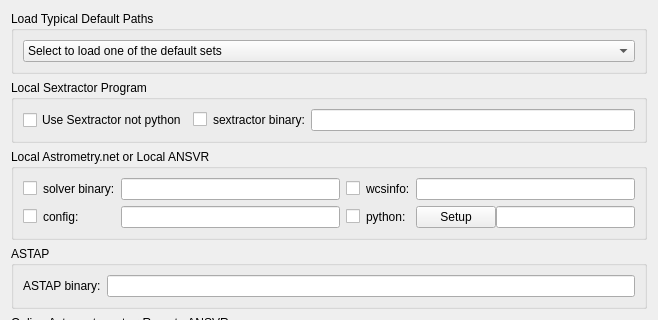
KDE/kstars, file kstars/ekos/align/opsprograms.ui: the form before one commit; both pictures show x 0 to 658 and y 0 to 320 of the 658 by 481 pixel window.
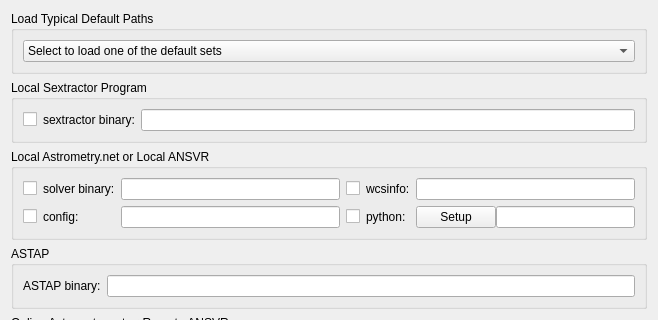
The form after the commit.

```diff
--- a/kstars/ekos/align/opsprograms.ui
+++ b/kstars/ekos/align/opsprograms.ui
@@ -66,26 +66,6 @@
      </property>
      <layout class="QGridLayout" name="gridLayout_2">
       <item row="0" column="0">
-       <widget class="QCheckBox" name="kcfg_UseSextractor">
-        <property name="toolTip">
-         <string>This allows you to use sextractor to make xylists to avoid using python with astrometry.net</string>
-        </property>
-        <property name="text">
-         <string>Use Sextractor not python</string>
-        </property>
-       </widget>
-      </item>
-      <item row="0" column="3">
-       <widget class="QLineEdit" name="kcfg_SextractorBinary">
-        <property name="toolTip">
-         <string>Path to Sextractor binary file</string>
-        </property>
-        <property name="text">
-         <string/>
-        </property>
-       </widget>
-      </item>
-      <item row="0" column="1">
        <widget class="QCheckBox" name="kcfg_SextractorIsInternal">
         <property name="toolTip">
          <string>Sextractor binary file is internal to the application bundle</string>
@@ -95,13 +75,23 @@
         </property>
        </widget>
       </item>
-      <item row="0" column="2">
+      <item row="0" column="1">
        <widget class="QLabel" name="label_19">
         <property name="text">
          <string>sextractor binary:</string>
         </property>
        </widget>
       </item>
+      <item row="0" column="2">
+       <widget class="QLineEdit" name="kcfg_SextractorBinary">
+        <property name="toolTip">
+         <string>Path to Sextractor binary file</string>
+        </property>
+        <property name="text">
+         <string/>
+        </property>
+       </widget>
+      </item>
      </layout>
     </widget>
    </item>
```
Left out of the diff: 3 changed lines with no effect on the pictures.
